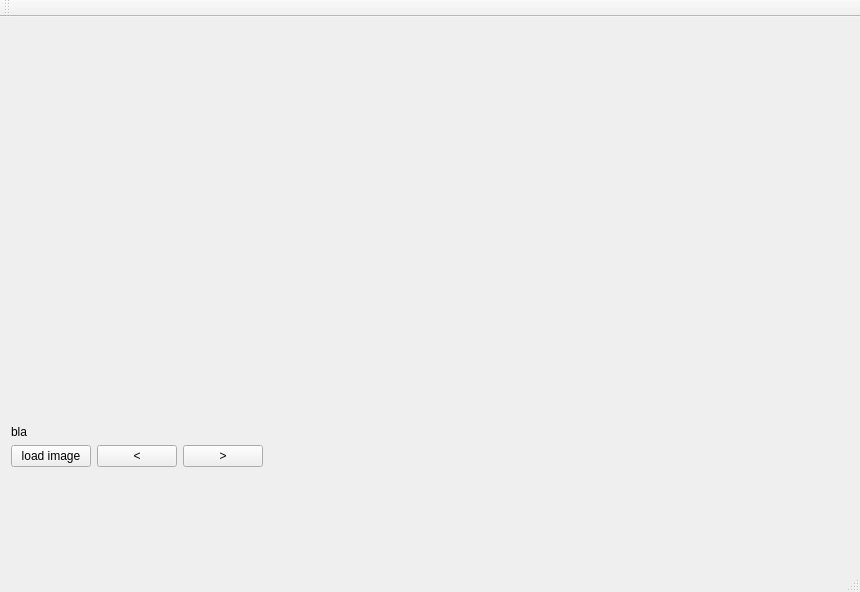
Qt form mainwindow.ui (Sebu/sprs) before a commit.
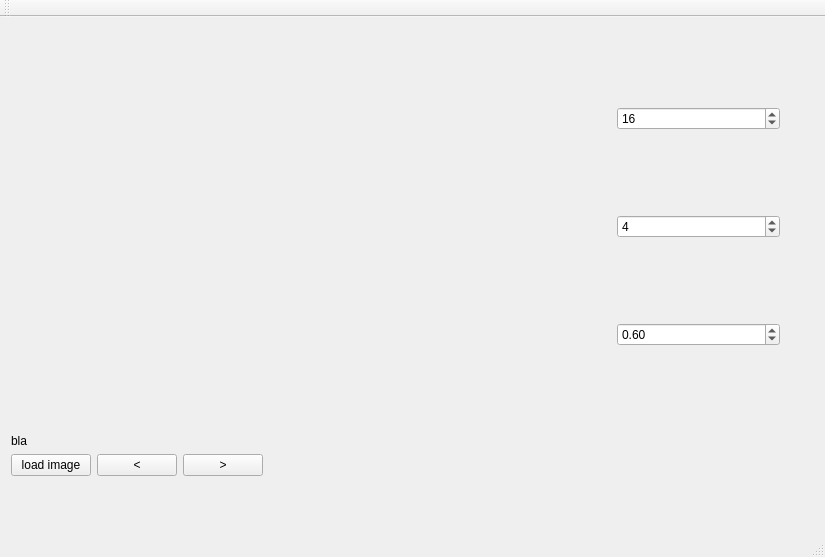
The same form after that commit.

Commit message: rotation, fix: reconError, gui improvements, etc.

```diff
--- a/mainwindow.ui
+++ b/mainwindow.ui
@@ -6,8 +6,8 @@
    <rect>
     <x>0</x>
     <y>0</y>
-    <width>860</width>
-    <height>592</height>
+    <width>825</width>
+    <height>557</height>
    </rect>
   </property>
   <property name="windowTitle">
@@ -16,8 +16,8 @@
   <widget class="QWidget" name="centralWidget">
    <property name="minimumSize">
     <size>
-     <width>600</width>
-     <height>339</height>
+     <width>825</width>
+     <height>498</height>
     </size>
    </property>
    <widget class="QWidget" name="verticalLayoutWidget">
@@ -26,22 +26,71 @@
       <x>0</x>
       <y>0</y>
       <width>791</width>
-      <height>461</height>
+      <height>462</height>
      </rect>
     </property>
     <layout class="QVBoxLayout" name="verticalLayout">
+     <property name="sizeConstraint">
+      <enum>QLayout::SetMinAndMaxSize</enum>
+     </property>
      <item>
       <layout class="QHBoxLayout" name="horizontalLayout_2">
+       <property name="sizeConstraint">
+        <enum>QLayout::SetNoConstraint</enum>
+       </property>
        <item>
         <widget class="QWidget" name="imageWidget" native="true">
-         <property name="sizePolicy">
-          <sizepolicy hsizetype="MinimumExpanding" vsizetype="MinimumExpanding">
-           <horstretch>0</horstretch>
-           <verstretch>0</verstretch>
-          </sizepolicy>
+         <property name="enabled">
+          <bool>true</bool>
+         </property>
+         <property name="minimumSize">
+          <size>
+           <width>600</width>
+           <height>400</height>
+          </size>
          </property>
         </widget>
        </item>
+       <item>
+        <layout class="QVBoxLayout" name="verticalLayout_2">
+         <property name="sizeConstraint">
+          <enum>QLayout::SetMinimumSize</enum>
+         </property>
+         <item>
+          <widget class="QSpinBox" name="blockSpin">
+           <property name="minimum">
+            <number>4</number>
+           </property>
+           <property name="value">
+            <number>16</number>
+           </property>
+          </widget>
+         </item>
+         <item>
+          <widget class="QSpinBox" name="stepSpin">
+           <property name="minimum">
+            <number>1</number>
+           </property>
+           <property name="maximum">
+            <number>16</number>
+           </property>
+           <property name="value">
+            <number>4</number>
+           </property>
+          </widget>
+         </item>
+         <item>
+          <widget class="QDoubleSpinBox" name="errorSpin">
+           <property name="singleStep">
+            <double>0.100000000000000</double>
+           </property>
+           <property name="value">
+            <double>0.600000000000000</double>
+           </property>
+          </widget>
+         </item>
+        </layout>
+       </item>
       </layout>
      </item>
      <item>
@@ -53,6 +102,9 @@
      </item>
      <item>
       <layout class="QHBoxLayout" name="horizontalLayout">
+       <property name="sizeConstraint">
+        <enum>QLayout::SetMaximumSize</enum>
+       </property>
        <item>
         <widget class="QPushButton" name="pushButton">
          <property name="text">
@@ -62,12 +114,6 @@
        </item>
        <item>
         <widget class="QPushButton" name="prevButton">
-         <property name="sizePolicy">
-          <sizepolicy hsizetype="Minimum" vsizetype="Minimum">
-           <horstretch>0</horstretch>
-           <verstretch>0</verstretch>
-          </sizepolicy>
-         </property>
          <property name="text">
           <string>&lt;</string>
          </property>
@@ -75,12 +121,6 @@
        </item>
        <item>
         <widget class="QPushButton" name="nextButton">
-         <property name="sizePolicy">
-          <sizepolicy hsizetype="Minimum" vsizetype="Minimum">
-           <horstretch>0</horstretch>
-           <verstretch>0</verstretch>
-          </sizepolicy>
-         </property>
          <property name="text">
           <string>&gt;</string>
          </property>
```
Left out of the diff: 2 changed lines with no effect on the pictures. The commit also changes 11 other files.
